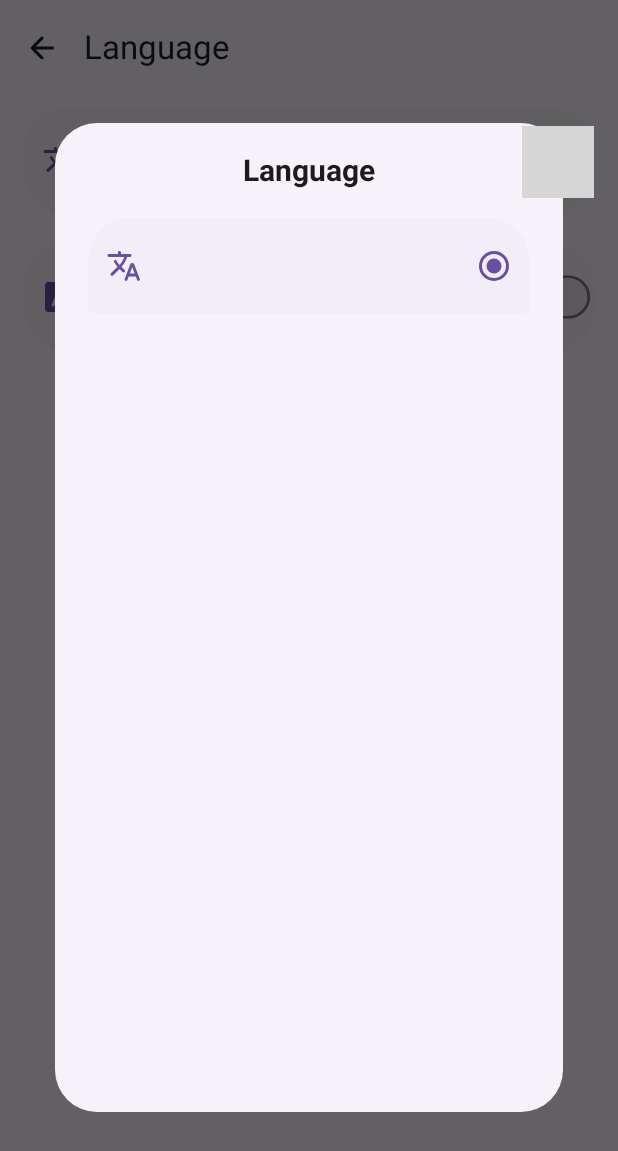
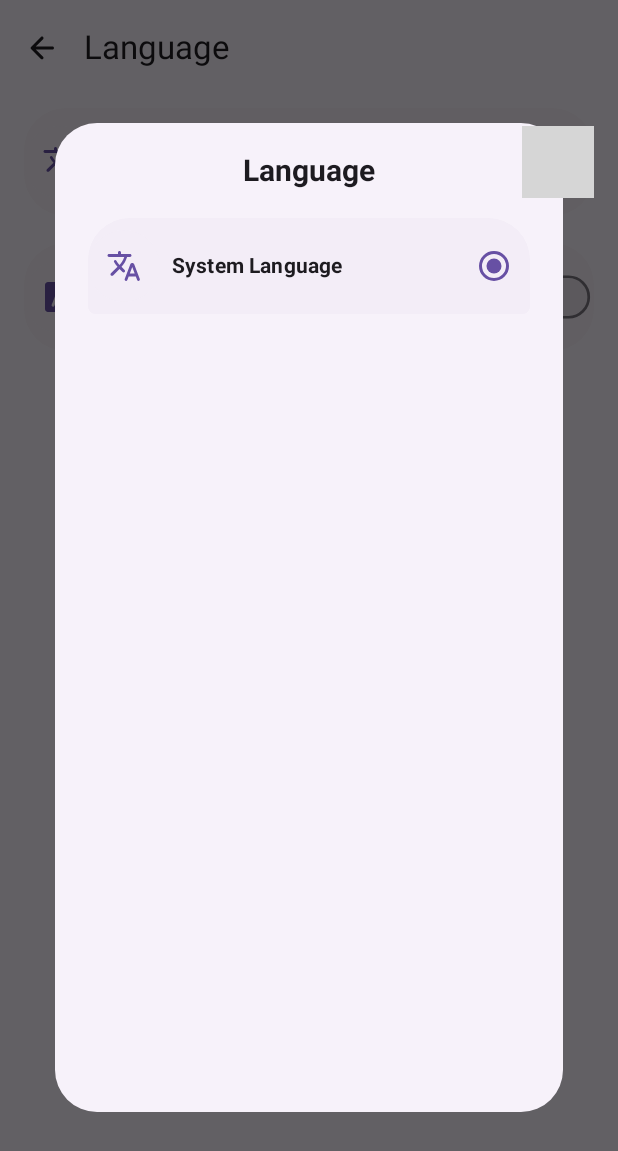
Before and after one commit to RRechz/AirNote, an Android app built with Jetpack Compose: the composable LanguageScreen shown on its own in the app's theme, after a tap on "Language", on a phone screen of 412 x 824 dp. Shown: the top 1151 px of the screen. Run offline under Robolectric (Android 15) with nearby library versions, the phone set to English and light mode, and no system bars; our stand-ins replace Dagger/Hilt's generated code; pictures from the network do not load; 10 statements that could not run were skipped; grey boxes are pictures that could not be loaded.

Commit message:
refactor(SettingsBox): Fixed some text not appearing

```diff
--- a/app/src/main/java/com/babelsoftware/airnote/presentation/screens/settings/widgets/SettingsBox.kt
+++ b/app/src/main/java/com/babelsoftware/airnote/presentation/screens/settings/widgets/SettingsBox.kt
@@ -25,13 +25,11 @@ import android.content.ClipboardManager
 import android.content.Context
 import androidx.compose.animation.AnimatedVisibility
 import androidx.compose.foundation.Image
-import androidx.compose.foundation.background
 import androidx.compose.foundation.clickable
 import androidx.compose.foundation.layout.Arrangement
-import androidx.compose.foundation.layout.Box
+import androidx.compose.foundation.layout.Column
 import androidx.compose.foundation.layout.Row
 import androidx.compose.foundation.layout.Spacer
-import androidx.compose.foundation.layout.fillMaxSize
 import androidx.compose.foundation.layout.fillMaxWidth
 import androidx.compose.foundation.layout.padding
 import androidx.compose.foundation.layout.size
@@ -45,10 +43,9 @@ import androidx.compose.material.icons.filled.ContentCopy
 import androidx.compose.material3.Icon
 import androidx.compose.material3.MaterialTheme
 import androidx.compose.material3.RadioButton
+import androidx.compose.material3.Surface
 import androidx.compose.material3.Switch
 import androidx.compose.material3.Text
-import androidx.compose.material3.surfaceColorAtElevation
-import androidx.compose.material3.Surface
 import androidx.compose.runtime.Composable
 import androidx.compose.runtime.getValue
 import androidx.compose.runtime.mutableStateOf
@@ -59,20 +56,18 @@ import androidx.compose.ui.Modifier
 import androidx.compose.ui.draw.clip
 import androidx.compose.ui.draw.scale
 import androidx.compose.ui.graphics.Color
-import androidx.compose.ui.graphics.vector.ImageVector
 import androidx.compose.ui.layout.ContentScale
 import androidx.compose.ui.platform.LocalContext
 import androidx.compose.ui.res.dimensionResource
 import androidx.compose.ui.text.font.FontWeight
-import androidx.compose.ui.text.style.TextAlign
 import androidx.compose.ui.unit.Dp
 import androidx.compose.ui.unit.dp
 import androidx.compose.ui.unit.sp
 import coil.compose.rememberAsyncImagePainter
+import com.babelsoftware.airnote.R
+import com.babelsoftware.airnote.presentation.screens.settings.model.IconResource
 import com.babelsoftware.airnote.presentation.screens.settings.model.SettingsViewModel
 import com.babelsoftware.airnote.presentation.theme.FontUtils
-import com.babelsoftware.airnote.R
-import com.babelsoftware.airnote.presentation.screens.settings.model.IconResource
 
 enum class ActionType {
     RADIOBUTTON,
@@ -141,27 +136,27 @@ fun SettingsBox(
                     verticalAlignment = Alignment.CenterVertically,
                     horizontalArrangement = Arrangement.Start
                 ) {
-                    // --- 2. DÜZELTME: 'when' bloğu ile doğru görseli gösterme ---
                     CircleWrapper(
-                        size = 12.dp, // Bu size CircleWrapper'a ait, içindeki görselin değil.
+                        size = 12.dp,
                         color = containerColor
                     ) {
-                        // Gelen 'icon' nesnesinin türüne göre davranıyoruz
+                        // Icon according to the type of the incoming ‘icon’ object
                         when (icon) {
                             is IconResource.Vector -> {
-                                // Eğer Vector ise, normal Icon göster
+                                // If Vector, show normal Icon
                                 Icon(
                                     imageVector = icon.imageVector,
                                     contentDescription = null,
                                     tint = MaterialTheme.colorScheme.primary
                                 )
                             }
+
                             is IconResource.Url -> {
-                                // Eğer Url ise, Coil ile Image göster
+                                // If Url, show Image with Coil
                                 Image(
                                     painter = rememberAsyncImagePainter(model = icon.url),
                                     contentDescription = title,
-                                    // CircleWrapper'ın içini doldurması için
+                                    // For CircleWrapper to fill in
                                     modifier = Modifier
                                         .size(24.dp)
                                         .clip(CircleShape),
@@ -171,24 +166,21 @@ fun SettingsBox(
                         }
                     }
                     Spacer(modifier = Modifier.width(8.dp))
-                    // --- DÜZELTME SONU ---
-                    if (actionType != ActionType.LINK && !description.isNullOrBlank()) {
-                        MaterialText(
-                            title = title,
-                            description = description.ifBlank { clipboardText },
-                            settingsViewModel = settingsViewModel
+
+                    Column(modifier = Modifier.weight(1f)) {
+                        Text(
+                            text = title,
+                            fontWeight = FontWeight.Bold,
+                            color = MaterialTheme.colorScheme.onSurface, // Visible color
+                            style = MaterialTheme.typography.titleSmall
                         )
-                    } else {
-                        Text(
-                            title,
-                            color = containerColor,
-                            fontWeight = FontWeight.Bold,
-                            fontSize = settingsViewModel?.let {
-                                FontUtils.getFontSize(it, baseSize = 14)
-                            } ?: MaterialTheme.typography.titleMedium.fontSize,
-                            textAlign = if (isCentered) TextAlign.Center else TextAlign.Start,
-                            modifier = Modifier.fillMaxWidth()
-                        )
+                        if (!description.isNullOrBlank()) {
+                            Text(
+                                text = description,
+                                color = MaterialTheme.colorScheme.onSurfaceVariant, // Visible color
+                                style = MaterialTheme.typography.bodySmall
+                            )
+                        }
                     }
                 }
                 RenderActionComponent(actionType, variable, switchEnabled, linkClicked, customText, customButton, settingsViewModel)
```
